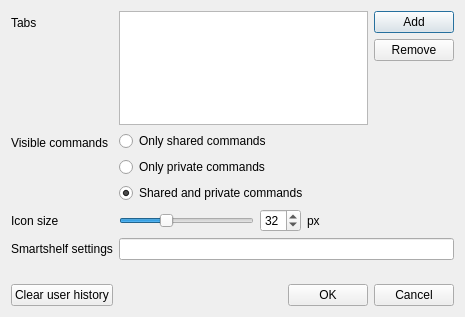
Qt form python/smartshelf/ui/settingsdialog.ui (digitalgraphics/smartshelf) before a commit.
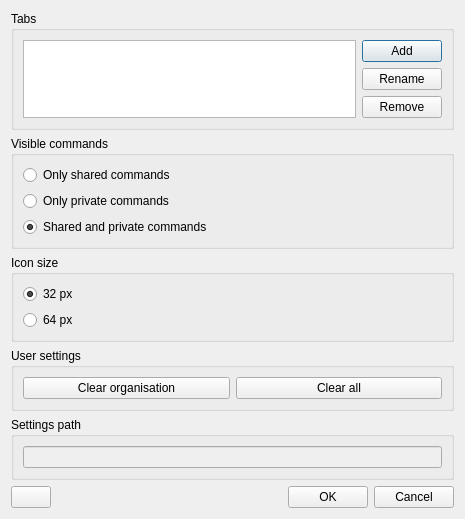
The same form after that commit. Icons and pictures are not drawn. Custom widgets are drawn as their Qt base class.

Commit message: finalise settings + bug correction

What changed in the file:
```diff
--- a/python/smartshelf/ui/settingsdialog.ui
+++ b/python/smartshelf/ui/settingsdialog.ui
@@ -7,7 +7,7 @@
     <x>0</x>
     <y>0</y>
     <width>465</width>
-    <height>317</height>
+    <height>476</height>
    </rect>
   </property>
   <property name="windowTitle">
@@ -15,8 +15,14 @@
   </property>
   <layout class="QVBoxLayout" name="verticalLayout">
    <item>
-    <layout class="QFormLayout" name="formLayout">
-     <item row="0" column="1">
+    <layout class="QVBoxLayout" name="verticalLayout_3">
+     <item>
+      <widget class="QGroupBox" name="groupBox">
+       <property name="title">
+        <string>Tabs</string>
+       </property>
+       <layout class="QVBoxLayout" name="verticalLayout_7">
+        <item>
       <widget class="QWidget" name="tabsWidget" native="true">
        <layout class="QHBoxLayout" name="horizontalLayout_2">
         <property name="leftMargin">
@@ -32,15 +38,10 @@
          <number>0</number>
         </property>
         <item>
-         <widget class="QTreeWidget" name="treeWidget">
-          <attribute name="headerVisible">
-           <bool>false</bool>
-          </attribute>
-          <column>
-           <property name="text">
-            <string notr="true">1</string>
-           </property>
-          </column>
+            <widget class="QListWidget" name="tabWidget">
+             <property name="dragDropMode">
+              <enum>QAbstractItemView::InternalMove</enum>
+             </property>
          </widget>
         </item>
         <item>
@@ -53,7 +54,14 @@
            </widget>
           </item>
           <item>
-           <widget class="QPushButton" name="pushButton">
+              <widget class="QPushButton" name="editTabButton">
+               <property name="text">
+                <string>Rename</string>
+               </property>
+              </widget>
+             </item>
+             <item>
+              <widget class="QPushButton" name="removeTabButton">
             <property name="text">
              <string>Remove</string>
             </property>
@@ -77,16 +85,18 @@
        </layout>
       </widget>
      </item>
-     <item row="1" column="0">
-      <widget class="QLabel" name="visibleIconsLabel">
-       <property name="text">
+       </layout>
+      </widget>
+     </item>
+     <item>
+      <widget class="QGroupBox" name="groupBox_3">
+       <property name="title">
         <string>Visible commands</string>
        </property>
-      </widget>
-     </item>
-     <item row="1" column="1">
+       <layout class="QVBoxLayout" name="verticalLayout_8">
+        <item>
       <widget class="QWidget" name="visibleIconsWidget" native="true">
-       <layout class="QVBoxLayout" name="verticalLayout_3">
+          <layout class="QVBoxLayout" name="verticalLayout_9">
         <property name="leftMargin">
          <number>0</number>
         </property>
@@ -100,21 +110,21 @@
          <number>0</number>
         </property>
         <item>
-         <widget class="QRadioButton" name="radioButton">
+            <widget class="QRadioButton" name="sharedCmdButton">
           <property name="text">
            <string>Only shared commands</string>
           </property>
          </widget>
         </item>
         <item>
-         <widget class="QRadioButton" name="radioButton_2">
+            <widget class="QRadioButton" name="privateCmdButton">
           <property name="text">
            <string>Only private commands</string>
           </property>
          </widget>
         </item>
         <item>
-         <widget class="QRadioButton" name="radioButton_3">
+            <widget class="QRadioButton" name="allCmdButton">
           <property name="text">
            <string>Shared and private commands</string>
           </property>
@@ -126,16 +136,18 @@
        </layout>
       </widget>
      </item>
-     <item row="2" column="0">
-      <widget class="QLabel" name="iconSizeLabel">
-       <property name="text">
+       </layout>
+      </widget>
+     </item>
+     <item>
+      <widget class="QGroupBox" name="groupBox_2">
+       <property name="title">
         <string>Icon size</string>
        </property>
-      </widget>
-     </item>
-     <item row="2" column="1">
+       <layout class="QVBoxLayout" name="verticalLayout_6">
+        <item>
       <widget class="QWidget" name="iconSizeWidget" native="true">
-       <layout class="QHBoxLayout" name="horizontalLayout">
+          <layout class="QVBoxLayout" name="verticalLayout_5">
         <property name="spacing">
          <number>6</number>
         </property>
@@ -152,102 +164,82 @@
          <number>0</number>
         </property>
         <item>
-         <widget class="QSlider" name="sizeSlider">
-          <property name="minimum">
-           <number>16</number>
-          </property>
-          <property name="maximum">
-           <number>64</number>
-          </property>
-          <property name="value">
-           <number>32</number>
-          </property>
-          <property name="orientation">
-           <enum>Qt::Horizontal</enum>
-          </property>
+            <widget class="QRadioButton" name="size32Button">
+             <property name="text">
+              <string>32 px</string>
+             </property>
+             <property name="checked">
+              <bool>true</bool>
+             </property>
          </widget>
         </item>
         <item>
-         <widget class="QSpinBox" name="sizeSpinBox">
-          <property name="minimum">
-           <number>16</number>
-          </property>
-          <property name="maximum">
-           <number>64</number>
-          </property>
-          <property name="value">
-           <number>32</number>
-          </property>
-         </widget>
-        </item>
+            <widget class="QRadioButton" name="size64Button">
+             <property name="text">
+              <string>64 px</string>
+             </property>
+            </widget>
+           </item>
+          </layout>
+         </widget>
+        </item>
+       </layout>
+      </widget>
+     </item>
         <item>
-         <widget class="QLabel" name="label">
+      <widget class="QGroupBox" name="groupBox_4">
+       <property name="title">
+        <string>User settings</string>
+       </property>
+       <layout class="QHBoxLayout" name="horizontalLayout_5">
+        <item>
+         <widget class="QPushButton" name="clearOrganisationButton">
           <property name="text">
-           <string>px</string>
+           <string>Clear organisation</string>
           </property>
          </widget>
         </item>
         <item>
-         <spacer name="horizontalSpacer">
-          <property name="orientation">
-           <enum>Qt::Horizontal</enum>
+         <widget class="QPushButton" name="clearAllButton">
+          <property name="text">
+           <string>Clear all</string>
           </property>
-          <property name="sizeHint" stdset="0">
-           <size>
-            <width>40</width>
-            <height>20</height>
-           </size>
-          </property>
-         </spacer>
+         </widget>
         </item>
        </layout>
       </widget>
      </item>
-     <item row="3" column="0">
-      <widget class="QLabel" name="smartshelfSettingsLabel">
-       <property name="text">
-        <string>Smartshelf settings</string>
+     <item>
+      <widget class="QGroupBox" name="groupBox_5">
+       <property name="title">
+        <string>Settings path</string>
        </property>
-      </widget>
-     </item>
-     <item row="3" column="1">
-      <widget class="QLineEdit" name="smartshelfSettingsLineEdit">
+       <layout class="QHBoxLayout" name="horizontalLayout">
+        <item>
+         <widget class="QLineEdit" name="settingsPathEdit">
+          <property name="enabled">
+           <bool>false</bool>
+          </property>
        <property name="readOnly">
         <bool>true</bool>
        </property>
       </widget>
      </item>
-     <item row="0" column="0">
-      <widget class="QLabel" name="tabsLabel">
-       <property name="text">
-        <string>Tabs</string>
-       </property>
+       </layout>
       </widget>
      </item>
     </layout>
    </item>
-   <item>
-    <spacer name="verticalSpacer_2">
-     <property name="orientation">
-      <enum>Qt::Vertical</enum>
-     </property>
-     <property name="sizeType">
-      <enum>QSizePolicy::Fixed</enum>
-     </property>
-     <property name="sizeHint" stdset="0">
-      <size>
-       <width>20</width>
-       <height>18</height>
-      </size>
-     </property>
-    </spacer>
-   </item>
    <item>
     <layout class="QHBoxLayout" name="horizontalLayout_3">
      <item>
-      <widget class="QPushButton" name="pushButton_4">
+      <widget class="FlatButton" name="infoButton">
        <property name="text">
-        <string>Clear user history</string>
+        <string/>
+       </property>
+       <property name="icon">
+        <iconset resource="../resource/resource.qrc">
+         <normaloff>:/icon/info.png</normaloff>:/icon/info.png</iconset>
        </property>
       </widget>
      </item>
@@ -282,7 +274,16 @@
    </item>
   </layout>
  </widget>
- <resources/>
+ <customwidgets>
+  <customwidget>
+   <class>FlatButton</class>
+   <extends>QPushButton</extends>
+   <header>smartshelf.component.flatbutton.h</header>
+  </customwidget>
+ </customwidgets>
+ <resources>
+  <include location="../resource/resource.qrc"/>
+ </resources>
  <connections>
   <connection>
    <sender>sizeSlider</sender>
```
Left out of the diff: 42 changed lines with no effect on the pictures. Lines whose indentation alone changed are shown as unchanged. The commit also changes 16 other files.
